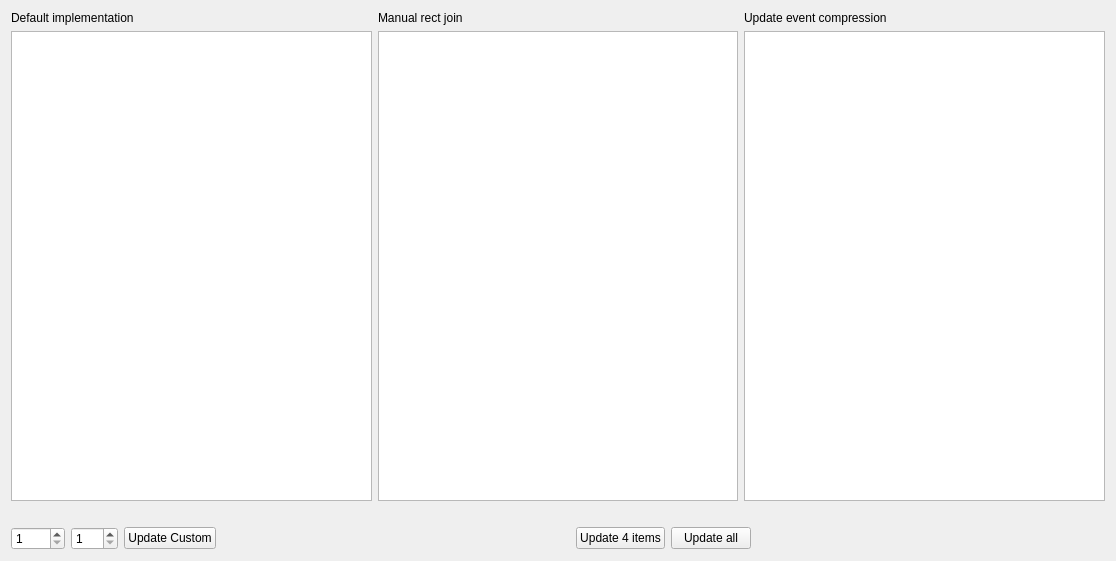
This is benchmarkview.ui in kshegunov/BenchmarkViewDataChanged as Qt 5 draws it before an edit. The edited form follows.
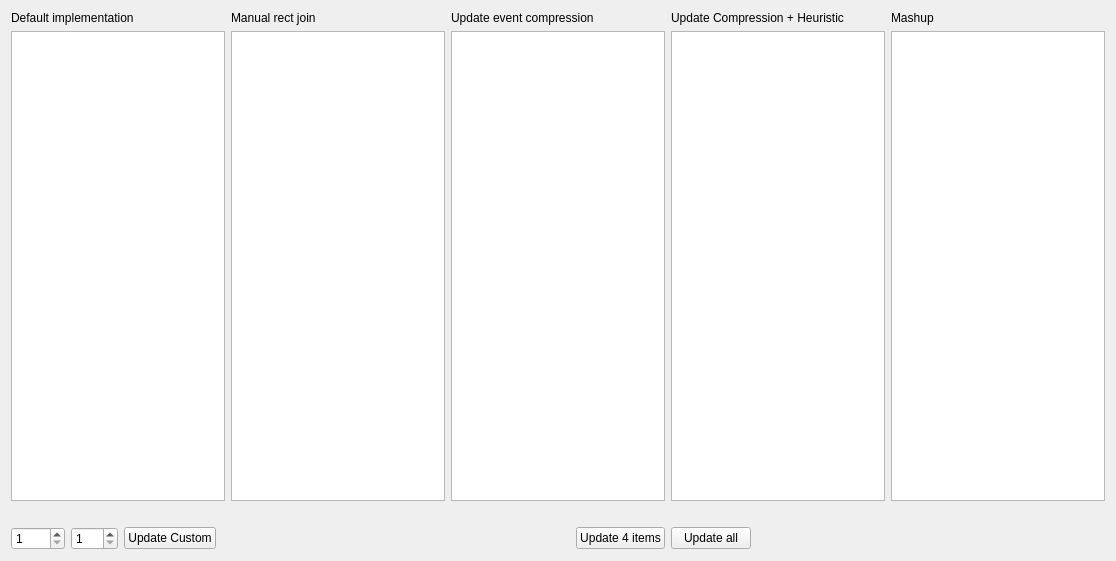
This is the edited form. Custom widgets are drawn as their Qt base class.

Patch:
```diff
--- a/benchmarkview.ui
+++ b/benchmarkview.ui
@@ -67,6 +67,40 @@
        </property>
       </widget>
      </item>
+     <item row="1" column="3">
+      <widget class="BenchmarkViewUpdateHeuristic" name="updateHeuristicView"/>
+     </item>
+     <item row="1" column="4">
+      <widget class="BenchmarkViewMashup" name="mashupView"/>
+     </item>
+     <item row="0" column="3">
+      <widget class="QLabel" name="label_4">
+       <property name="text">
+        <string>Update Compression + Heuristic</string>
+       </property>
+      </widget>
+     </item>
+     <item row="0" column="4">
+      <widget class="QLabel" name="label_5">
+       <property name="text">
+        <string>Mashup</string>
+       </property>
+      </widget>
+     </item>
+     <item row="2" column="3">
+      <widget class="QLabel" name="updateHeuristicElapsed">
+       <property name="text">
+        <string/>
+       </property>
+      </widget>
+     </item>
+     <item row="2" column="4">
+      <widget class="QLabel" name="mashupElapsed">
+       <property name="text">
+        <string/>
+       </property>
+      </widget>
+     </item>
     </layout>
    </item>
    <item>
@@ -158,6 +192,16 @@
    <extends>QTableView</extends>
    <header>benchmarkview.h</header>
   </customwidget>
+  <customwidget>
+   <class>BenchmarkViewUpdateHeuristic</class>
+   <extends>QTableView</extends>
+   <header>benchmarkview.h</header>
+  </customwidget>
+  <customwidget>
+   <class>BenchmarkViewMashup</class>
+   <extends>QTableView</extends>
+   <header>benchmarkview.h</header>
+  </customwidget>
  </customwidgets>
  <resources/>
  <connections/>
```
